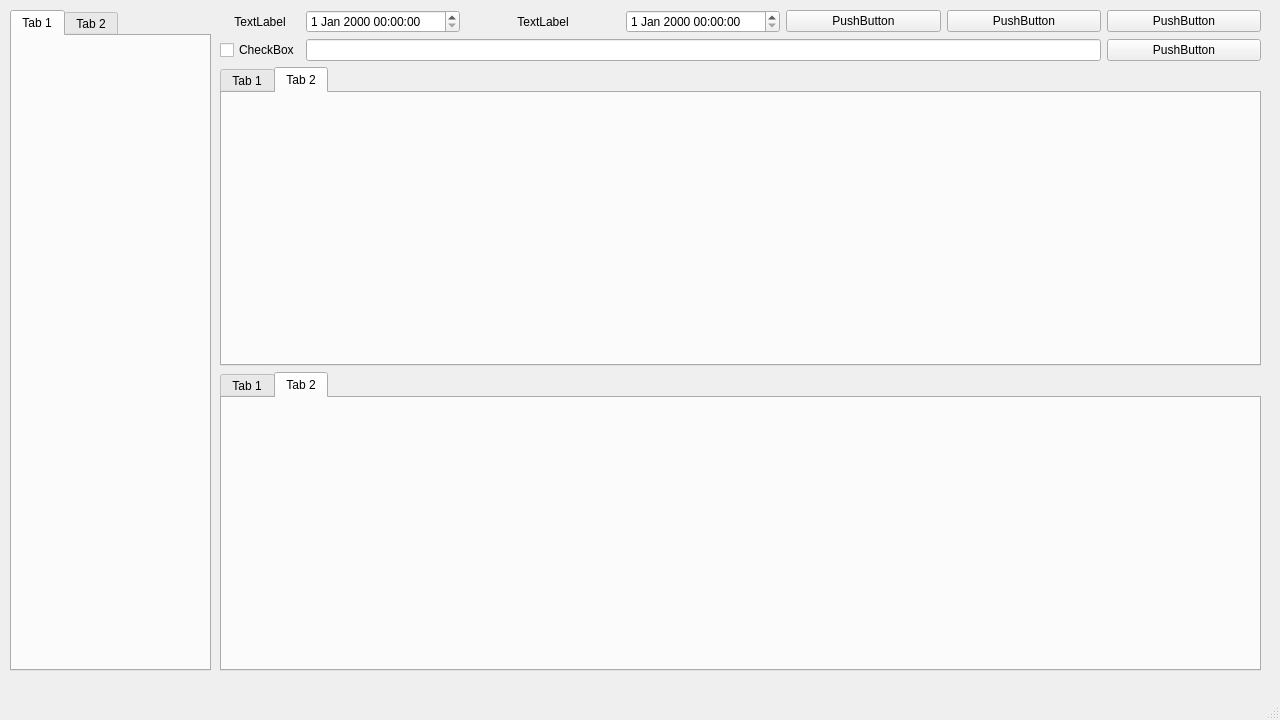
First picture: the form in resource/gui/LogAnalysis.ui, repository Bader-CN/LogAnalysis, before the edit.
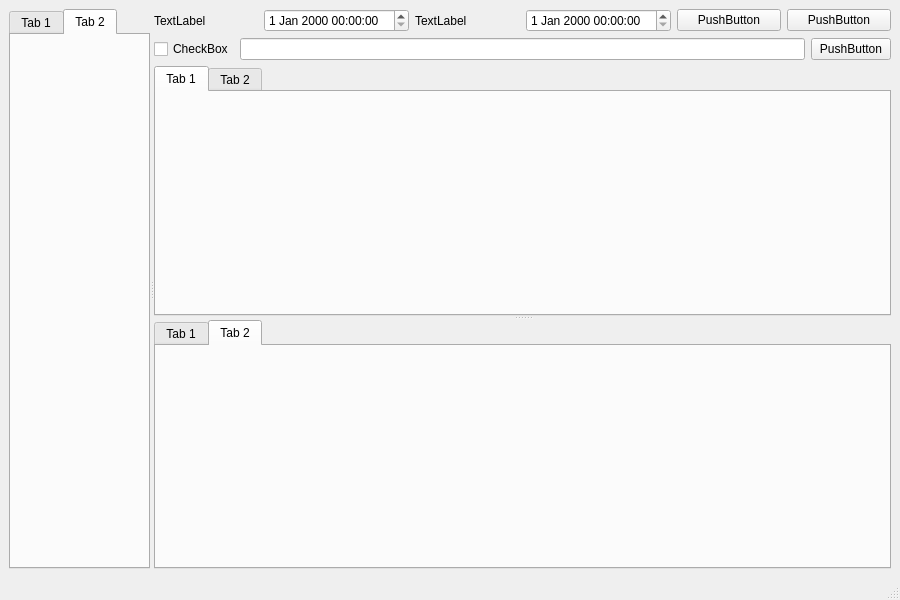
Second picture: the form after the edit. The open tabs and pages were chosen to show the change.

Patch:
```diff
--- a/resource/gui/LogAnalysis.ui
+++ b/resource/gui/LogAnalysis.ui
@@ -6,105 +6,26 @@
    <rect>
     <x>0</x>
     <y>0</y>
-    <width>1280</width>
-    <height>720</height>
+    <width>900</width>
+    <height>600</height>
    </rect>
   </property>
+  <property name="minimumSize">
+   <size>
+    <width>900</width>
+    <height>600</height>
+   </size>
+  </property>
   <property name="windowTitle">
    <string>MainWindow</string>
   </property>
   <widget class="QWidget" name="centralwidget">
-   <widget class="QWidget" name="verticalLayoutWidget">
-    <property name="geometry">
-     <rect>
-      <x>10</x>
-      <y>10</y>
-      <width>201</width>
-      <height>661</height>
-     </rect>
-    </property>
-    <layout class="QVBoxLayout" name="verticalLayout">
-     <item>
-      <widget class="QTabWidget" name="tabWidget">
-       <widget class="QWidget" name="tab">
-        <attribute name="title">
-         <string>Tab 1</string>
-        </attribute>
-       </widget>
-       <widget class="QWidget" name="tab_2">
-        <attribute name="title">
-         <string>Tab 2</string>
-        </attribute>
-       </widget>
-      </widget>
-     </item>
-    </layout>
-   </widget>
-   <widget class="QWidget" name="gridLayoutWidget">
-    <property name="geometry">
-     <rect>
-      <x>220</x>
-      <y>10</y>
-      <width>1041</width>
-      <height>661</height>
-     </rect>
-    </property>
-    <layout class="QGridLayout" name="gridLayout">
-     <item row="0" column="2">
-      <widget class="QLabel" name="label_2">
-       <property name="text">
-        <string>TextLabel</string>
-       </property>
-       <property name="alignment">
-        <set>Qt::AlignCenter</set>
-       </property>
-      </widget>
-     </item>
-     <item row="0" column="5">
-      <widget class="QPushButton" name="pushButton_2">
-       <property name="text">
-        <string>PushButton</string>
-       </property>
-      </widget>
-     </item>
-     <item row="2" column="0" colspan="7">
-      <widget class="QTabWidget" name="tabWidget_2">
-       <widget class="QWidget" name="tab_3">
-        <attribute name="title">
-         <string>Tab 1</string>
-        </attribute>
-       </widget>
-       <widget class="QWidget" name="tab_4">
-        <attribute name="title">
-         <string>Tab 2</string>
-        </attribute>
-       </widget>
-      </widget>
-     </item>
-     <item row="1" column="0">
-      <widget class="QCheckBox" name="checkBox">
-       <property name="sizePolicy">
-        <sizepolicy hsizetype="Maximum" vsizetype="Fixed">
-         <horstretch>0</horstretch>
-         <verstretch>0</verstretch>
-        </sizepolicy>
-       </property>
-       <property name="text">
-        <string>CheckBox</string>
-       </property>
-      </widget>
-     </item>
-     <item row="0" column="0">
-      <widget class="QLabel" name="label">
-       <property name="text">
-        <string>TextLabel</string>
-       </property>
-       <property name="alignment">
-        <set>Qt::AlignCenter</set>
-       </property>
-      </widget>
-     </item>
-     <item row="3" column="0" colspan="7">
+   <layout class="QHBoxLayout" name="horizontalLayout">
+    <item>
+     <widget class="QSplitter" name="splitter_2">
+      <property name="orientation">
+       <enum>Qt::Horizontal</enum>
+      </property>
       <widget class="QTabWidget" name="tabWidget_3">
        <widget class="QWidget" name="tab_5">
         <attribute name="title">
@@ -117,43 +38,106 @@
         </attribute>
        </widget>
       </widget>
-     </item>
-     <item row="1" column="1" colspan="5">
-      <widget class="QLineEdit" name="lineEdit">
-       <property name="alignment">
-        <set>Qt::AlignRight|Qt::AlignTrailing|Qt::AlignVCenter</set>
-       </property>
+      <widget class="QWidget" name="widget" native="true">
+       <layout class="QVBoxLayout" name="verticalLayout">
+        <item>
+         <layout class="QHBoxLayout" name="horizontalLayout_3">
+          <item>
+           <widget class="QLabel" name="label">
+            <property name="text">
+             <string>TextLabel</string>
+            </property>
+           </widget>
+          </item>
+          <item>
+           <widget class="QDateTimeEdit" name="dateTimeEdit"/>
+          </item>
+          <item>
+           <widget class="QLabel" name="label_2">
+            <property name="text">
+             <string>TextLabel</string>
+            </property>
+           </widget>
+          </item>
+          <item>
+           <widget class="QDateTimeEdit" name="dateTimeEdit_2"/>
+          </item>
+          <item>
+           <widget class="QPushButton" name="pushButton">
+            <property name="text">
+             <string>PushButton</string>
+            </property>
+           </widget>
+          </item>
+          <item>
+           <widget class="QPushButton" name="pushButton_2">
+            <property name="text">
+             <string>PushButton</string>
+            </property>
+           </widget>
+          </item>
+         </layout>
+        </item>
+        <item>
+         <layout class="QHBoxLayout" name="horizontalLayout_4">
+          <item>
+           <widget class="QCheckBox" name="checkBox">
+            <property name="text">
+             <string>CheckBox</string>
+            </property>
+           </widget>
+          </item>
+          <item>
+           <widget class="QLineEdit" name="lineEdit"/>
+          </item>
+          <item>
+           <widget class="QPushButton" name="pushButton_3">
+            <property name="text">
+             <string>PushButton</string>
+            </property>
+           </widget>
+          </item>
+         </layout>
+        </item>
+        <item>
+         <widget class="QSplitter" name="splitter">
+          <property name="orientation">
+           <enum>Qt::Vertical</enum>
+          </property>
+          <widget class="QTabWidget" name="tabWidget">
+           <widget class="QWidget" name="tab">
+            <attribute name="title">
+             <string>Tab 1</string>
+            </attribute>
+           </widget>
+           <widget class="QWidget" name="tab_2">
+            <attribute name="title">
+             <string>Tab 2</string>
+            </attribute>
+           </widget>
+          </widget>
+          <widget class="QTabWidget" name="tabWidget_2">
+           <property name="currentIndex">
+            <number>1</number>
+           </property>
+           <widget class="QWidget" name="tab_3">
+            <attribute name="title">
+             <string>Tab 1</string>
+            </attribute>
+           </widget>
+           <widget class="QWidget" name="tab_4">
+            <attribute name="title">
+             <string>Tab 2</string>
+            </attribute>
+           </widget>
+          </widget>
+         </widget>
+        </item>
+       </layout>
       </widget>
-     </item>
-     <item row="0" column="6">
-      <widget class="QPushButton" name="pushButton_3">
-       <property name="text">
-        <string>PushButton</string>
-       </property>
-      </widget>
-     </item>
-     <item row="0" column="1">
-      <widget class="QDateTimeEdit" name="dateTimeEdit"/>
-     </item>
-     <item row="0" column="4">
-      <widget class="QPushButton" name="pushButton">
-       <property name="text">
-        <string>PushButton</string>
-       </property>
-      </widget>
-     </item>
-     <item row="1" column="6">
-      <widget class="QPushButton" name="pushButton_4">
-       <property name="text">
-        <string>PushButton</string>
-       </property>
-      </widget>
-     </item>
-     <item row="0" column="3">
-      <widget class="QDateTimeEdit" name="dateTimeEdit_2"/>
-     </item>
-    </layout>
-   </widget>
+     </widget>
+    </item>
+   </layout>
   </widget>
   <widget class="QMenuBar" name="menubar">
    <property name="geometry">
```
Left out of the diff: 5 changed lines with no effect on the pictures.
